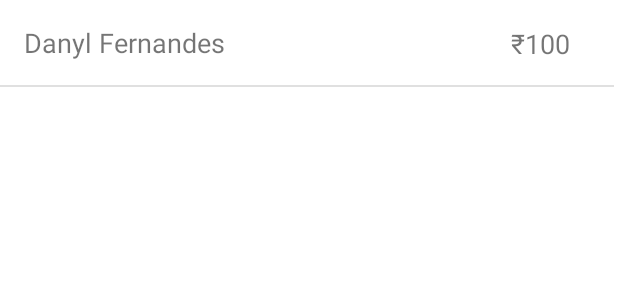
After one commit to gitryder/Offered, an Android app: the layout layout_single_donation.xml on its own in the app's theme, with its tools: preview values and no code run, on a phone screen of 412 x 824 dp. The commit adds this screen. Shown: the top 300 px of the screen. Run offline under Robolectric (Android 15) with nearby library versions, the phone set to English and light mode, and no system bars; Roboto replaces fonts that are not available here.

Commit message:
:construction: Added ViewDonations

```diff
--- a/app/build.gradle
+++ b/app/build.gradle
@@ -27,7 +27,7 @@ android {
 dependencies {
     implementation fileTree(dir: 'libs', include: ['*.jar'])
 
-    implementation"org.jetbrains.kotlin:kotlin-stdlib-jdk7:$kotlin_version"
+    implementation "org.jetbrains.kotlin:kotlin-stdlib-jdk7:$kotlin_version"
     implementation 'androidx.appcompat:appcompat:1.1.0'
     implementation 'androidx.core:core-ktx:1.1.0'
     implementation 'androidx.constraintlayout:constraintlayout:1.1.3'
--- a/app/src/main/java/com/realllydan/offered/data/model/Donation.kt
+++ b/app/src/main/java/com/realllydan/offered/data/model/Donation.kt
@@ -18,6 +18,10 @@ data class Donation (
     var donationAmount: Int = 0
 ) : Parcelable {
 
-    fun isEmpty() = donorName.isEmpty() || donationAmount.toString().isEmpty()
+    companion object {
+        const val DEFAULT_DONATION_AMOUNT = 0
+    }
+
+    fun isEmpty() = donorName.isEmpty() || donationAmount == DEFAULT_DONATION_AMOUNT
 
 }
--- a/app/src/main/res/layout/activity_make_donation.xml
+++ b/app/src/main/res/layout/activity_make_donation.xml
@@ -4,7 +4,7 @@
     xmlns:tools="http://schemas.android.com/tools"
     android:layout_width="match_parent"
     android:layout_height="match_parent"
-    tools:context=".ui.MakeDonationActivity">
+    tools:context=".ui.make.MakeDonationActivity">
 
     <TextView
         android:id="@+id/tvRupeeSymbol"
--- /dev/null
+++ b/app/src/main/res/layout/layout_single_donation.xml
@@ -0,0 +1,57 @@
+<?xml version="1.0" encoding="utf-8"?>
+<androidx.constraintlayout.widget.ConstraintLayout xmlns:android="http://schemas.android.com/apk/res/android"
+    xmlns:app="http://schemas.android.com/apk/res-auto"
+    xmlns:tools="http://schemas.android.com/tools"
+    android:orientation="vertical"
+    android:layout_width="match_parent"
+    android:layout_height="wrap_content">
+
+    <TextView
+        android:id="@+id/tvDonorName"
+        android:layout_width="wrap_content"
+        android:layout_height="wrap_content"
+        android:layout_marginStart="16dp"
+        android:layout_marginTop="16dp"
+        android:text="@string/text_donor_name"
+        android:textSize="18sp"
+        app:layout_constraintStart_toStartOf="parent"
+        app:layout_constraintTop_toTopOf="parent" />
+
+    <TextView
+        android:id="@+id/tvRupeeSign"
+        android:layout_width="wrap_content"
+        android:layout_height="wrap_content"
+        android:layout_marginTop="8dp"
+        android:layout_marginBottom="8dp"
+        android:text="@string/text_rupee_symbol"
+        android:textSize="18sp"
+        app:layout_constraintBottom_toTopOf="@+id/divider"
+        app:layout_constraintEnd_toStartOf="@+id/tvDonationAmount"
+        app:layout_constraintTop_toTopOf="parent"
+        app:layout_constraintVertical_bias="0.562" />
+
+    <TextView
+        android:id="@+id/tvDonationAmount"
+        android:layout_width="wrap_content"
+        android:layout_height="wrap_content"
+        android:layout_marginTop="8dp"
+        android:layout_marginEnd="32dp"
+        android:layout_marginBottom="8dp"
+        android:text="@string/text_donation_amount"
+        android:textSize="18sp"
+        app:layout_constraintBottom_toTopOf="@+id/divider"
+        app:layout_constraintEnd_toEndOf="parent"
+        app:layout_constraintTop_toTopOf="parent"
+        app:layout_constraintVertical_bias="0.562" />
+
+    <View
+        android:id="@+id/divider"
+        android:layout_width="409dp"
+        android:layout_height="1dp"
+        android:layout_marginTop="16dp"
+        android:background="?android:attr/listDivider"
+        app:layout_constraintTop_toBottomOf="@+id/tvDonorName"
+        tools:layout_editor_absoluteX="1dp" />
+
+
+</androidx.constraintlayout.widget.ConstraintLayout>
--- a/app/src/main/res/values/strings.xml
+++ b/app/src/main/res/values/strings.xml
@@ -8,5 +8,9 @@
     <string name="text_view_all_donors">View All Donors</string>
 
     <string name="message_no_details_typed">Please type all required details</string>
+    <string name="message_no_donations_exist">There are no donations yet</string>
+
+    <string name="text_donor_name">Danyl Fernandes</string>
+    <string name="text_donation_amount">100</string>
 
 </resources>
```
Also changed, not shown: app/src/main/AndroidManifest.xml (+7 -1 lines), app/src/main/java/com/realllydan/offered/data/adapters/AllDonationsAdapter.kt (added, +31 -0 lines), app/src/main/java/com/realllydan/offered/ui/MakeDonationView.kt (deleted, +0 -14 lines), app/src/main/java/com/realllydan/offered/ui/make/MakeDonationActivity.kt (renamed from app/src/main/java/com/realllydan/offered/ui/MakeDonationActivity.kt, +32 -17 lines), app/src/main/java/com/realllydan/offered/ui/make/MakeDonationPresenter.kt (renamed from app/src/main/java/com/realllydan/offered/ui/MakeDonationPresenter.kt, +10 -2 lines), app/src/main/java/com/realllydan/offered/ui/make/MakeDonationView.kt (added, +22 -0 lines), app/src/main/java/com/realllydan/offered/ui/view/ViewDonationsActivity.kt (added, +44 -0 lines), app/src/main/res/layout/activity_view_donations.xml (added, +13 -0 lines), 3 other files.
